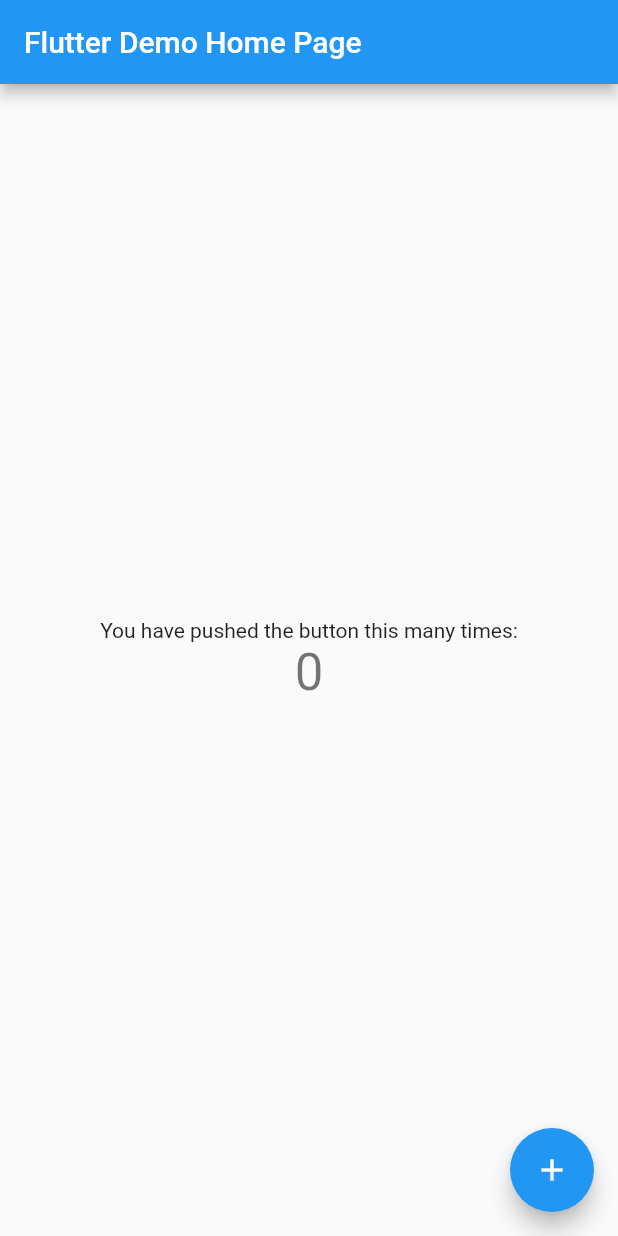
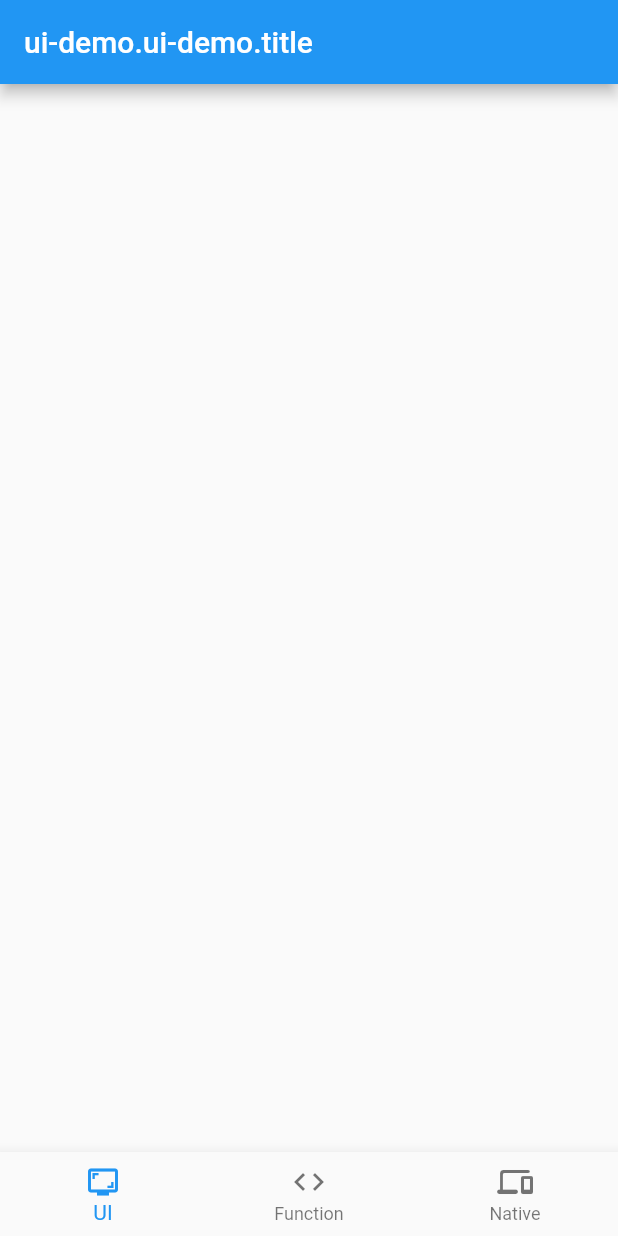
Before and after one commit to rua-flutter/get_module.dart, a Flutter app: the screen it shows after launch, on a phone screen of 412 x 824 dp. Run offline on Flutter 3.47's test engine with Material 2 defaults, Android fonts, the phone set to English and light mode, and no system bars; our stand-ins replace flutter_easyloading, get; missing offline and left inert: get_event_bus.

Commit message:
demo: base structure

```diff
--- a/mono_demo/lib/main.dart
+++ b/mono_demo/lib/main.dart
@@ -1,115 +1,14 @@
-import 'package:flutter/material.dart';
+import 'package:get_loading/get_loading.dart';
+import 'package:get_module/get_module.dart';
+import 'package:mono_demo/modules/foundation/foundation_module.dart';
 
 void main() {
-  runApp(const MyApp());
+  GetModuleLoader([
+    /// third-party modules
+    GetLoadingModule(),
+    /// project modules
+    FoundationModule(),
+    /// runApp()
+    GetMaterialAppModule(),
+  ]);
 }
-
-class MyApp extends StatelessWidget {
-  const MyApp({super.key});
-
-  // This widget is the root of your application.
-  @override
-  Widget build(BuildContext context) {
-    return MaterialApp(
-      title: 'Flutter Demo',
-      theme: ThemeData(
-        // This is the theme of your application.
-        //
-        // Try running your application with "flutter run". You'll see the
-        // application has a blue toolbar. Then, without quitting the app, try
-        // changing the primarySwatch below to Colors.green and then invoke
-        // "hot reload" (press "r" in the console where you ran "flutter run",
-        // or simply save your changes to "hot reload" in a Flutter IDE).
-        // Notice that the counter didn't reset back to zero; the application
-        // is not restarted.
-        primarySwatch: Colors.blue,
-      ),
-      home: const MyHomePage(title: 'Flutter Demo Home Page'),
-    );
-  }
-}
-
-class MyHomePage extends StatefulWidget {
-  const MyHomePage({super.key, required this.title});
-
-  // This widget is the home page of your application. It is stateful, meaning
-  // that it has a State object (defined below) that contains fields that affect
-  // how it looks.
-
-  // This class is the configuration for the state. It holds the values (in this
-  // case the title) provided by the parent (in this case the App widget) and
-  // used by the build method of the State. Fields in a Widget subclass are
-  // always marked "final".
-
-  final String title;
-
-  @override
-  State<MyHomePage> createState() => _MyHomePageState();
-}
-
-class _MyHomePageState extends State<MyHomePage> {
-  int _counter = 0;
-
-  void _incrementCounter() {
-    setState(() {
-      // This call to setState tells the Flutter framework that something has
-      // changed in this State, which causes it to rerun the build method below
-      // so that the display can reflect the updated values. If we changed
-      // _counter without calling setState(), then the build method would not be
-      // called again, and so nothing would appear to happen.
-      _counter++;
-    });
-  }
-
-  @override
-  Widget build(BuildContext context) {
-    // This method is rerun every time setState is called, for instance as done
-    // by the _incrementCounter method above.
-    //
-    // The Flutter framework has been optimized to make rerunning build methods
-    // fast, so that you can just rebuild anything that needs updating rather
-    // than having to individually change instances of widgets.
-    return Scaffold(
-      appBar: AppBar(
-        // Here we take the value from the MyHomePage object that was created by
-        // the App.build method, and use it to set our appbar title.
-        title: Text(widget.title),
-      ),
-      body: Center(
-        // Center is a layout widget. It takes a single child and positions it
-        // in the middle of the parent.
-        child: Column(
-          // Column is also a layout widget. It takes a list of children and
-          // arranges them vertically. By default, it sizes itself to fit its
-          // children horizontally, and tries to be as tall as its parent.
-          //
-          // Invoke "debug painting" (press "p" in the console, choose the
-          // "Toggle Debug Paint" action from the Flutter Inspector in Android
-          // Studio, or the "Toggle Debug Paint" command in Visual Studio Code)
-          // to see the wireframe for each widget.
-          //
-          // Column has various properties to control how it sizes itself and
-          // how it positions its children. Here we use mainAxisAlignment to
-          // center the children vertically; the main axis here is the vertical
-          // axis because Columns are vertical (the cross axis would be
-          // horizontal).
-          mainAxisAlignment: MainAxisAlignment.center,
-          children: <Widget>[
-            const Text(
-              'You have pushed the button this many times:',
-            ),
-            Text(
-              '$_counter',
-              style: Theme.of(context).textTheme.headline4,
-            ),
-          ],
-        ),
-      ),
-      floatingActionButton: FloatingActionButton(
-        onPressed: _incrementCounter,
-        tooltip: 'Increment',
-        child: const Icon(Icons.add),
-      ), // This trailing comma makes auto-formatting nicer for build methods.
-    );
-  }
-}
--- /dev/null
+++ b/mono_demo/lib/modules/foundation/page/entry_page.dart
@@ -0,0 +1,32 @@
+import 'package:flutter/material.dart';
+import 'package:get/get.dart';
+import 'package:mono_demo/modules/ui_demo/page/ui_demo_page.dart';
+
+class EntryController extends GetxController with GetSingleTickerProviderStateMixin {
+  final tabIndex = 0.obs;
+
+  late final tabController = TabController(length: 3, vsync: this);
+
+
+}
+
+class EntryPage extends GetView<EntryController> {
+  const EntryPage({Key? key}) : super(key: key);
+
+  @override
+  Widget build(BuildContext context) {
+    return Scaffold(
+      body: UIDemoPage(),
+      bottomNavigationBar: Obx(() {
+        return BottomNavigationBar(
+          currentIndex: controller.tabIndex.value,
+          items: [
+            BottomNavigationBarItem(icon: const Icon(Icons.screenshot_monitor), label: 'UI'.tr),
+            BottomNavigationBarItem(icon: const Icon(Icons.code), label: 'Function'.tr),
+            BottomNavigationBarItem(icon: const Icon(Icons.phonelink_rounded), label: 'Native'.tr),
+          ],
+        );
+      }),
+    );
+  }
+}
--- /dev/null
+++ b/mono_demo/lib/modules/ui_demo/page/ui_demo_page.dart
@@ -0,0 +1,20 @@
+import 'package:flutter/material.dart';
+import 'package:get/utils.dart';
+
+class UIDemoPage extends StatelessWidget {
+  const UIDemoPage({Key? key}) : super(key: key);
+
+  @override
+  Widget build(BuildContext context) {
+    return Scaffold(
+      appBar: AppBar(
+        title: Text('ui-demo.ui-demo.title'.tr),
+      ),
+      body: ListView(
+        children: [
+
+        ],
+      ),
+    );
+  }
+}
```
Also changed, not shown: mono_demo/lib/modules/foundation/foundation_module.dart (added, +20 -0 lines), mono_demo/lib/modules/ui_demo/ui_demo_module.dart (added, +9 -0 lines), mono_demo/pubspec.yaml (+5 -66 lines), mono_demo/pubspec.lock, 1 other file.
